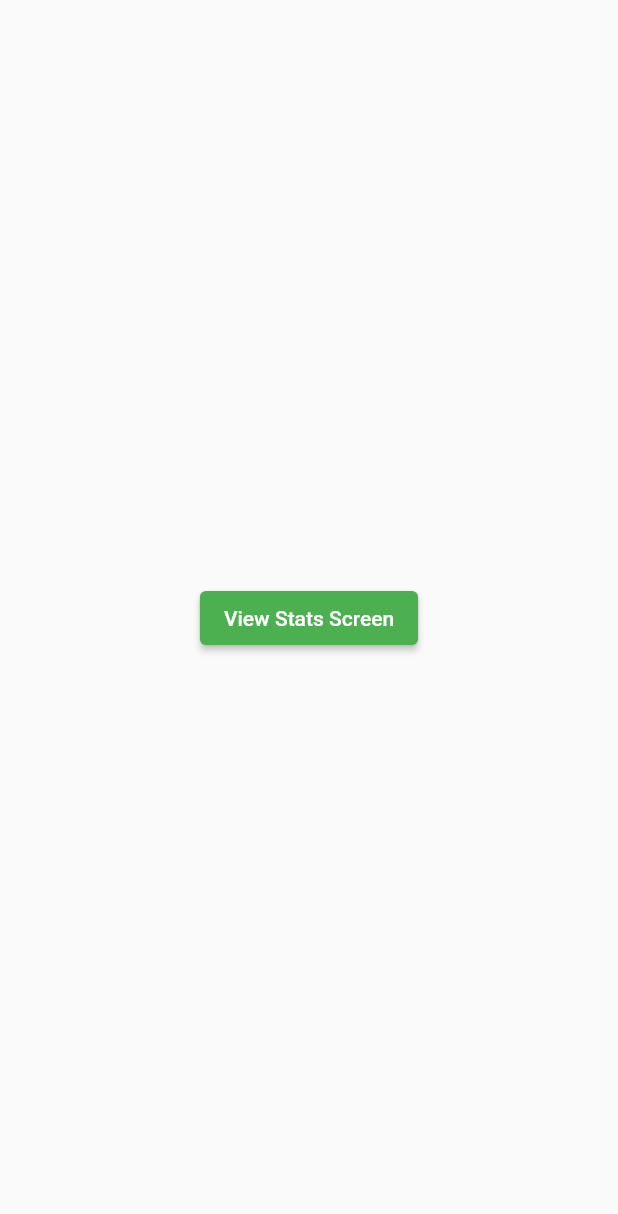
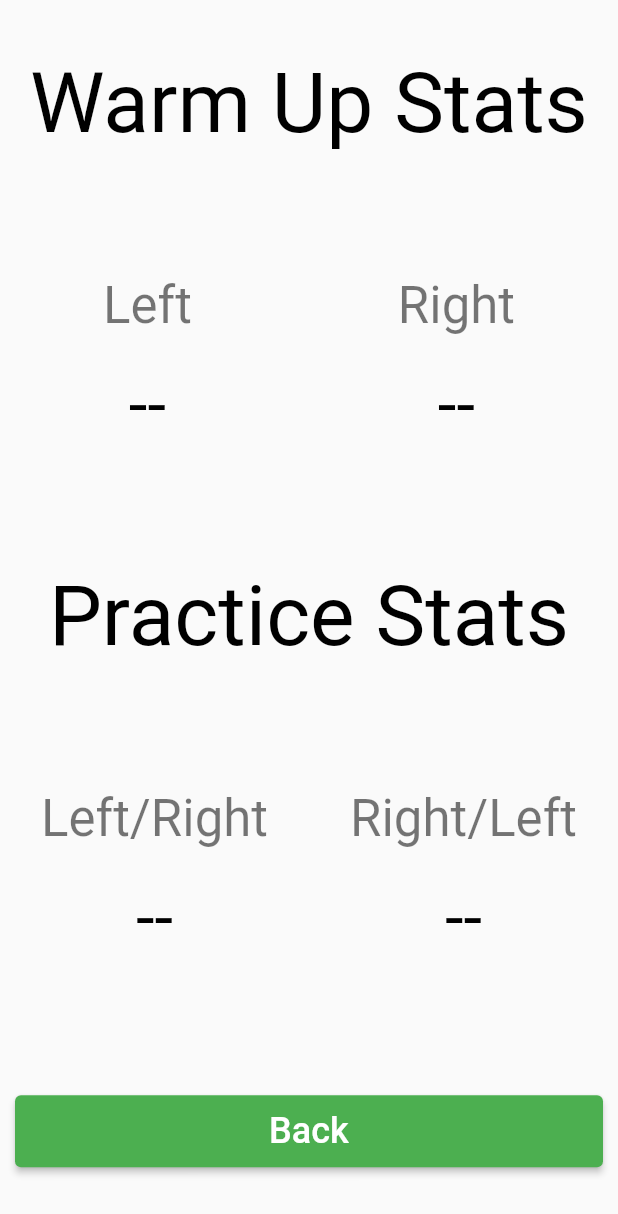
Before and after one commit to davidcaseria/shotshapingpractice, a Flutter app: the ViewStatsScreen screen opened directly, on a phone screen of 412 x 824 dp. Shown: the top 1214 px of the screen. Run offline on Flutter 3.47's test engine with Material 2 defaults, Android fonts, the phone set to English and light mode, and no system bars; our stand-ins replace sqflite, sqflite_common_ffi; accounts and stored records are empty.

Commit message:
Finished v1

```diff
--- a/lib/components.dart
+++ b/lib/components.dart
@@ -177,3 +177,44 @@ class DirectionCardRadioButton extends StatelessWidget {
             )));
   }
 }
+
+class StatsItem extends StatelessWidget {
+  final String label;
+  final num? value;
+  const StatsItem({super.key, required this.label, this.value});
+
+  Color _color() {
+    if (value == null) {
+      return Colors.black;
+    } else if (value! < 0.5) {
+      return Colors.red;
+    } else if (value! > 0.75) {
+      return Colors.green;
+    } else {
+      return Colors.black;
+    }
+  }
+
+  @override
+  Widget build(BuildContext context) {
+    return Column(
+      mainAxisAlignment: MainAxisAlignment.spaceBetween,
+      crossAxisAlignment: CrossAxisAlignment.center,
+      children: <Widget>[
+        Padding(
+            padding: const EdgeInsets.all(10),
+            child: Text(
+              label,
+              style: Theme.of(context).textTheme.headline4,
+            )),
+        Padding(
+            padding: const EdgeInsets.all(10),
+            child: Text(
+              (value != null) ? '${(value! * 100).toStringAsFixed(0)}%' : '--',
+              style:
+                  Theme.of(context).textTheme.headline3?.apply(color: _color()),
+            )),
+      ],
+    );
+  }
+}
--- a/lib/db.dart
+++ b/lib/db.dart
@@ -161,3 +161,33 @@ class PracticeShotModel {
   static const actualCurveColumn = 'actual_curve';
   static const pointsColumn = 'points';
 }
+
+class ShotStatsModel {
+  static Future<num?> getWarmUpPct(Direction direction) async {
+    final provider = await DatabaseProvider.getInstance();
+    final res = await provider.db.rawQuery('''
+      SELECT sum(${WarmUpShotModel.pointsColumn}) / (1.0 * count(${WarmUpShotModel.idColumn})) AS pct
+      FROM ${WarmUpShotModel.table}
+      WHERE ${WarmUpShotModel.expectedStartColumn} = '${direction.name}'
+    ''');
+    if (res.isEmpty || res[0]['pct'] == null) {
+      return null;
+    } else {
+      return res[0]['pct'] as num;
+    }
+  }
+
+  static Future<num?> getPracticePct(Direction direction) async {
+    final provider = await DatabaseProvider.getInstance();
+    final res = await provider.db.rawQuery('''
+      SELECT sum(${PracticeShotModel.pointsColumn}) / (2.0 * count(${PracticeShotModel.idColumn})) AS pct
+      FROM ${PracticeShotModel.table}
+      WHERE ${PracticeShotModel.expectedStartColumn} = '${direction.name}'
+    ''');
+    if (res.isEmpty || res[0]['pct'] == null) {
+      return null;
+    } else {
+      return res[0]['pct'] as num;
+    }
+  }
+}
--- a/lib/screens.dart
+++ b/lib/screens.dart
@@ -44,10 +44,9 @@ class _WarmUpScreenState extends State<WarmUpScreen> {
   int score = 0;
   int shot = 0;
 
-  Future<int> _saveShot(Direction direction) async {
+  Future<int> _saveShot(WarmUpShot shot) async {
     final provider = await DatabaseProvider.getInstance();
-    return await WarmUpShot(session, expectedStartDirection, direction)
-        .save(provider.db);
+    return await shot.save(provider.db);
   }
 
   @override
@@ -62,7 +61,8 @@ class _WarmUpScreenState extends State<WarmUpScreen> {
               Scorecard(score: score, shot: shot),
               DirectionCard(
                   callback: (direction) {
-                    _saveShot(direction);
+                    _saveShot(
+                        WarmUpShot(session, expectedStartDirection, direction));
                     int points = 0;
                     if (direction == expectedStartDirection) {
                       points++;
@@ -188,16 +188,111 @@ class _PracticeScreenState extends State<PracticeScreen> {
   }
 }
 
-class ViewStatsScreen extends StatelessWidget {
+class ViewStatsScreen extends StatefulWidget {
   const ViewStatsScreen({super.key});
+
+  @override
+  State<StatefulWidget> createState() => _ViewStatsScreenState();
+}
+
+class _ViewStatsScreenState extends State<ViewStatsScreen> {
+  final Future<List<num?>> data = Future.wait([
+    ShotStatsModel.getWarmUpPct(Direction.left),
+    ShotStatsModel.getWarmUpPct(Direction.right),
+    ShotStatsModel.getPracticePct(Direction.left),
+    ShotStatsModel.getPracticePct(Direction.right),
+  ]);
 
   @override
   Widget build(BuildContext context) {
     return Scaffold(
-        body: Center(
-            child: ElevatedButton(
-      onPressed: () => Navigator.pop(context),
-      child: const Text('View Stats Screen'),
-    )));
+      body: FutureBuilder<List<num?>>(
+        future: data,
+        builder: (context, snapshot) {
+          if (snapshot.hasData) {
+            return Column(
+                mainAxisAlignment: MainAxisAlignment.spaceAround,
+                children: <Widget>[
+                  Text(
+                    'Warm Up Stats',
+                    style: Theme.of(context)
+                        .textTheme
+                        .headline2!
+                        .apply(color: Colors.black),
+                  ),
+                  Row(
+                    mainAxisAlignment: MainAxisAlignment.spaceAround,
+                    children: <Widget>[
+                      StatsItem(label: 'Left', value: snapshot.data![0]),
+                      StatsItem(label: 'Right', value: snapshot.data![1]),
+                    ],
+                  ),
+                  Text(
+                    'Practice Stats',
+                    style: Theme.of(context)
+                        .textTheme
+                        .headline2!
+                        .apply(color: Colors.black),
+                  ),
+                  Row(
+                    mainAxisAlignment: MainAxisAlignment.spaceAround,
+                    children: <Widget>[
+                      StatsItem(label: 'Left/Right', value: snapshot.data![2]),
+                      StatsItem(label: 'Right/Left', value: snapshot.data![3]),
+                    ],
+                  ),
+                  Padding(
+                      padding: const EdgeInsets.all(10),
+                      child: ElevatedButton(
+                        style: ElevatedButton.styleFrom(
+                          minimumSize: const Size.fromHeight(40),
+                        ),
+                        onPressed: () => Navigator.pop(context),
+                        child: const Padding(
+                            padding: EdgeInsets.only(top: 10, bottom: 10),
+                            child: Text(
+                              'Back',
+                              style: TextStyle(fontSize: 24),
+                            )),
+                      ))
+                ]);
+          } else if (snapshot.hasError) {
+            return Center(
+              child: Column(
+                mainAxisAlignment: MainAxisAlignment.spaceAround,
+                children: [
+                  const Icon(
+                    Icons.error_outline,
+                    color: Colors.red,
+                    size: 60,
+                  ),
+                  Padding(
+                    padding: const EdgeInsets.only(top: 16),
+                    child: Text('Error: ${snapshot.error}'),
+                  ),
+                ],
+              ),
+            );
+          } else {
+            return Center(
+              child: Column(
+                mainAxisAlignment: MainAxisAlignment.spaceAround,
+                children: const <Widget>[
+                  SizedBox(
+                    width: 60,
+                    height: 60,
+                    child: CircularProgressIndicator(),
+                  ),
+                  Padding(
+                    padding: EdgeInsets.only(top: 16),
+                    child: Text('Calculating Stats...'),
+                  ),
+                ],
+              ),
+            );
+          }
+        },
+      ),
+    );
   }
 }
```
